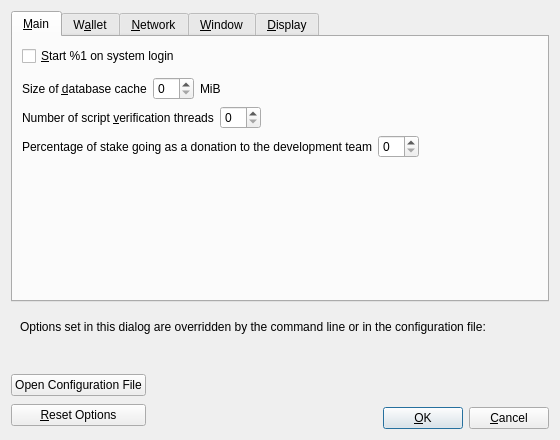
The window that src/qt/forms/optionsdialog.ui (CoinBlack/blackcoin-more) describes before a commit, drawn with Qt 5.
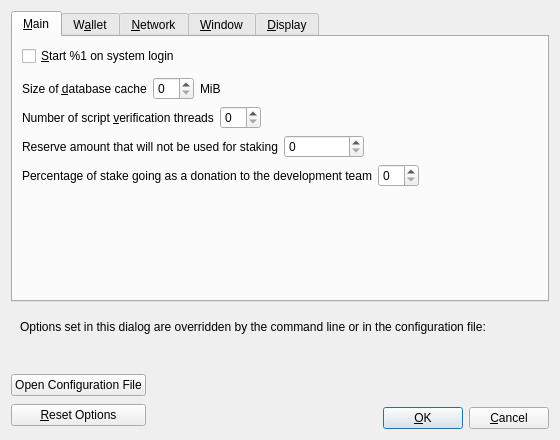
The same window after the commit. Custom widgets are drawn as their Qt base class.

Commit message: qt: Add reserve balance field to settings

The edit to the form file:
```diff
--- a/src/qt/forms/optionsdialog.ui
+++ b/src/qt/forms/optionsdialog.ui
@@ -130,6 +130,61 @@
          </item>
         </layout>
        </item>
+       <item>
+        <layout class="QHBoxLayout" name="horizontalLayout_Main_ReserveBalanceLabel">
+         <item>
+          <widget class="QLabel" name="reserveBalanceLabel">
+           <property name="text">
+            <string>Reserve amount that will not be used for staking</string>
+           </property>
+           <property name="textFormat">
+            <enum>Qt::PlainText</enum>
+           </property>
+           <property name="buddy">
+            <cstring>reserveBalance</cstring>
+           </property>
+          </widget>
+         </item>
+         <item>
+          <widget class="BitcoinAmountField" name="reserveBalance">
+           <property name="sizePolicy">
+             <sizepolicy hsizetype="Fixed" vsizetype="Fixed">
+             <horstretch>0</horstretch>
+             <verstretch>0</verstretch>
+             </sizepolicy>
+           </property>
+           <property name="minimumSize">
+             <size>
+             <width>80</width>
+             <height>0</height>
+             </size>
+           </property>
+           <property name="maximumSize">
+             <size>
+             <width>1000</width>
+             <height>100</height>
+             </size>
+           </property>
+           <property name="toolTip">
+            <string>Reserve amount that will not be used for staking</string>
+           </property>
+          </widget>
+         </item>
+         <item>
+          <spacer name="horizontalSpacer_Main_ReserveBalance">
+           <property name="orientation">
+            <enum>Qt::Horizontal</enum>
+           </property>
+           <property name="sizeHint" stdset="0">
+            <size>
+             <width>40</width>
+             <height>20</height>
+            </size>
+           </property>
+          </spacer>
+         </item>
+        </layout>
+       </item>
        <item>
         <layout class="QHBoxLayout" name="horizontalLayout_Main_DonationsLabel">
          <item>
@@ -1027,6 +1082,11 @@
    <extends>QComboBox</extends>
    <header>qt/qvaluecombobox.h</header>
   </customwidget>
+  <customwidget>
+   <class>BitcoinAmountField</class>
+   <extends>QSpinBox</extends>
+   <header>qt/bitcoinamountfield.h</header>
+  </customwidget>
  </customwidgets>
  <resources/>
  <connections/>
```
The commit also changes 3 other files.
